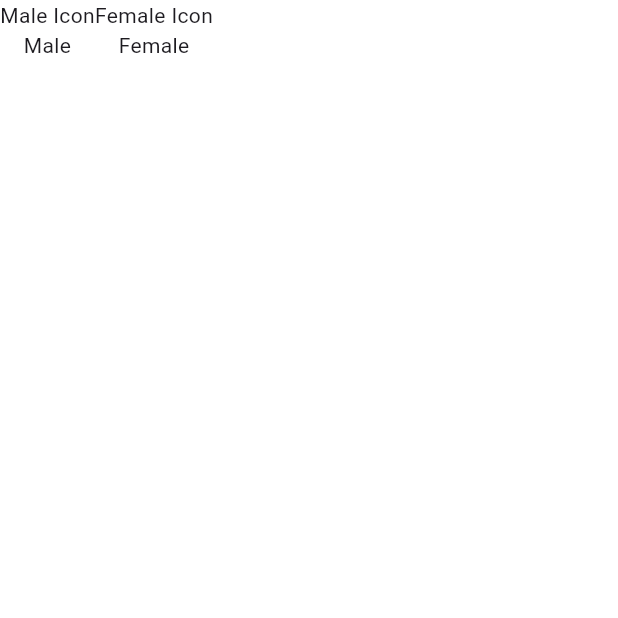
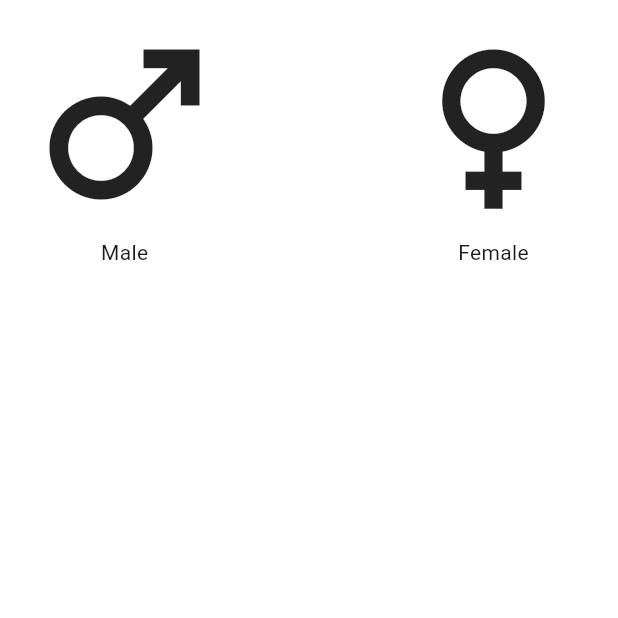
Before and after one commit to emalisuranga/bmi-calculator, a Flutter app: the screen it shows after launch, on a phone screen of 412 x 824 dp, the top half of it. Run offline on Flutter 3.47's test engine with Material 2 defaults, Android fonts, the phone set to English and light mode, and no system bars.

Commit message:
add logo

```diff
--- a/lib/main_page.dart
+++ b/lib/main_page.dart
@@ -14,21 +14,28 @@ class _MainPageState extends State<MainPage> {
       body: SafeArea(
           child: Container(
             color: Colors.white,
-            child: Column(
+            child: const Column(
               children: [
                 Row(
                   children: [
-                    Column(
+                    Padding(
+                      padding: EdgeInsets.all(8.0),
+                      child: Column(
                         children: [
-                        Text("Male Icon"),
+                          Icon(Icons.male,size: 150),
                           Text("Male"),
                         ],
                       ),
-                    Column(
+                    ),
+                    Spacer(),
+                    Padding(
+                      padding: EdgeInsets.all(8.0),
+                      child: Column(
                         children: [
-                        Text("Female Icon"),
+                          Icon(Icons.female,size: 150),
                           Text("Female"),
                         ],
+                      ),
                     )
                   ],
                 )
```
Lines whose indentation alone changed are shown as unchanged.
